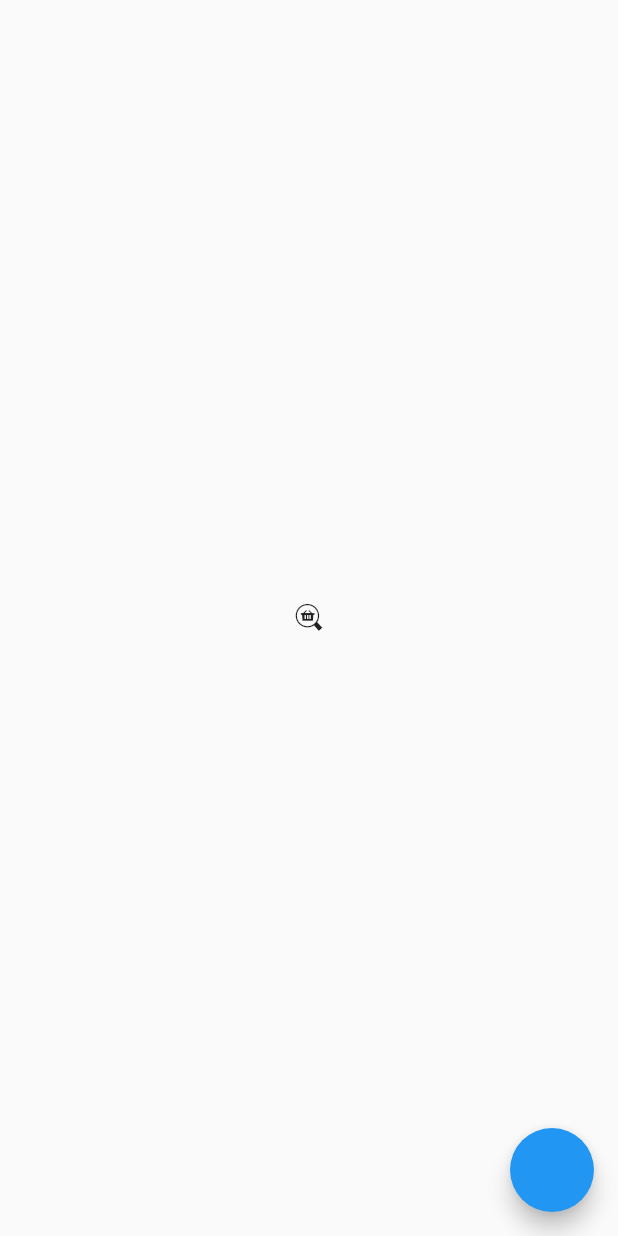
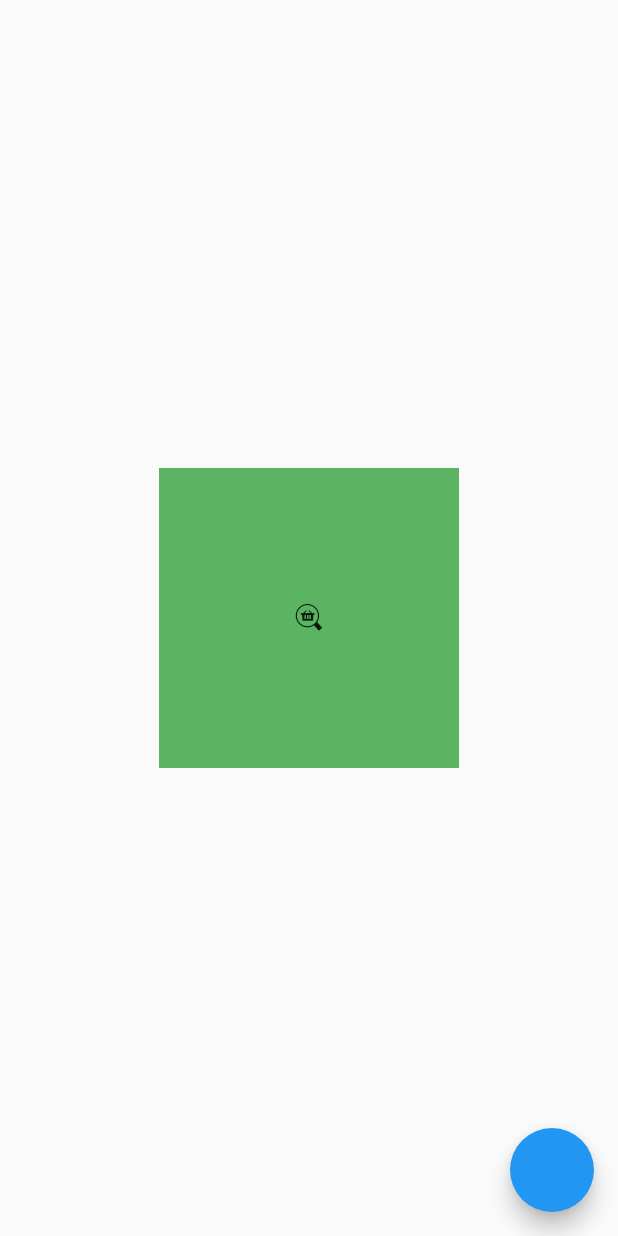
Before and after one commit to SantGT5/gangapp-flutter, a Flutter app: the screen it shows after launch, on a phone screen of 412 x 824 dp. Run offline on Flutter 3.47's test engine with Material 2 defaults, Android fonts, the phone set to English and light mode, and no system bars; our stand-ins replace cloud_firestore, firebase_auth, firebase_core, firebase_messaging, get, google_fonts and 1 more; accounts and stored records are empty.

Commit message:
import colors

```diff
--- a/lib/ui/auth/screens/intro_screen.dart
+++ b/lib/ui/auth/screens/intro_screen.dart
@@ -1,5 +1,6 @@
 import 'package:flutter/material.dart';
 import 'package:gangapp_flutter/ui/auth/controllers/auth_controller.dart';
+import 'package:gangapp_flutter/ui/theme/color_theme.dart';
 import 'package:gangapp_flutter/ui/theme/gangapp_icons.dart';
 
 class IntroScreen extends StatelessWidget {
@@ -15,7 +16,12 @@ class IntroScreen extends StatelessWidget {
         },
       ),
       body: Center(
-        child: Icon(GangappIcons.search_product),
+        child: Container(
+          height: 200,
+          width: 200,
+          color: AppColors.secondary[200],
+          child: Icon(GangappIcons.search_product),
+        ),
       ),
     );
   }
--- /dev/null
+++ b/lib/ui/theme/color_theme.dart
@@ -0,0 +1,38 @@
+import 'package:flutter/material.dart';
+
+final ColorScheme lightColorScheme = ColorScheme(
+    primary: AppColors.white,
+    primaryVariant: AppColors.secondary,
+    secondary: AppColors.secondary[100]!,
+    secondaryVariant: AppColors.secondary[400]!,
+    surface: AppColors.white,
+    background: AppColors.white,
+    error: AppColors.redError,
+    onPrimary: AppColors.white,
+    onSecondary: AppColors.white,
+    onSurface: AppColors.white,
+    onBackground: AppColors.black,
+    onError: AppColors.white,
+    brightness: Brightness.light);
+
+class AppColors {
+  static const MaterialColor secondary = MaterialColor(0xFF3588fd, {
+    50: Color(0xff8FD974),
+    100: Color(0xff7AC968),
+    200: Color(0xff5BB462),
+    300: Color(0xff4CA456),
+    400: Color(0xff48a7ff),
+    500: Color(0xff3297ff),
+    600: Color(0xff3588fd),
+    700: Color(0xff3575e9),
+    800: Color(0xff394141),
+  });
+
+  // Additional
+  static const Color redError = Color(0xFFFE5C36);
+  static const Color orange = Color(0xFFFFB449);
+  static const Color blue = Color(0xFF54AFBC);
+  static const Color tundora = Color(0xFF434343);
+  static const Color black = Colors.black;
+  static const Color white = Colors.white;
+}
--- a/pubspec.yaml
+++ b/pubspec.yaml
@@ -42,6 +42,7 @@ dependencies:
   json_serializable:
   build_runner:
   google_sign_in: ^5.2.3
+  google_fonts: ^2.2.0
 
 dev_dependencies:
   flutter_test:
```
Also changed, not shown: lib/ui/theme/app_theme.dart (added, +17 -0 lines), lib/ui/theme/text_theme.dart (added, +70 -0 lines), pubspec.lock.
